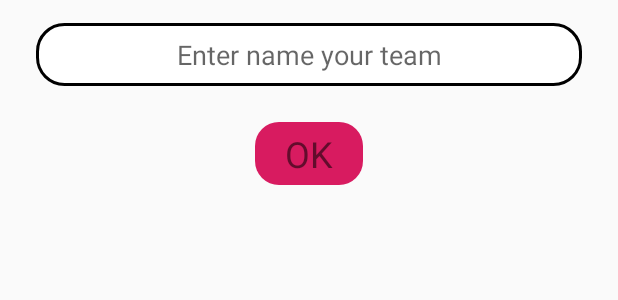
After one commit to INickermanl/Alias, an Android app: the layout dialog_change_team_name.xml on its own in the app's theme, with its tools: preview values and no code run, on a phone screen of 412 x 824 dp. The commit adds this screen. Shown: the top 300 px of the screen. Run offline under Robolectric (Android 15) with nearby library versions, the phone set to English and light mode, and no system bars.

Commit message:
add team dialog

```diff
--- a/app/src/main/java/com/nickrman/alias/data/models/TeamItem.java
+++ b/app/src/main/java/com/nickrman/alias/data/models/TeamItem.java
@@ -3,12 +3,13 @@ package com.nickrman.alias.data.models;
 public class TeamItem {
     private int imageTeam;
     private String nameTeam;
-    private int scoreTeam = 0;
+    private int scoreTeam ;
 
 
     public TeamItem(int imageTeam, String nameTeam) {
         this.imageTeam = imageTeam;
         this.nameTeam = nameTeam;
+        this.scoreTeam = 0;
     }
 
     public TeamItem() {
--- a/app/src/main/java/com/nickrman/alias/screens/setting/AvatarTeamAdapter.java
+++ b/app/src/main/java/com/nickrman/alias/screens/setting/AvatarTeamAdapter.java
@@ -38,14 +38,14 @@ public class AvatarTeamAdapter extends RecyclerView.Adapter<AvatarTeamAdapter.Vi
 
         TeamAvatarItem item = teamAvatarItemList.get(position);
 
-        if(item.isBackground()){
+        if(item.isBackground() == true){
             holder.container.setBackgroundColor(App.getInstance().getResources().getColor(R.color.colorWhite));
         }else{
             holder.container.setBackgroundColor(App.getInstance().getResources().getColor(R.color.colorBackgroundAvatar));
         }
         Picasso.get()
                 .load(item.getAvatar())
-                .resize(64, 64)
+                .resize(124, 124)
                 .into(holder.circleImageView);
 
 
--- a/app/src/main/java/com/nickrman/alias/screens/setting/SelectAvatarCallback.java
+++ b/app/src/main/java/com/nickrman/alias/screens/setting/SelectAvatarCallback.java
@@ -4,4 +4,5 @@ import com.nickrman.alias.data.models.TeamAvatarItem;
 
 public interface SelectAvatarCallback {
     void selectAvatarCallback(TeamAvatarItem item, int position, Runnable runnable);
+
 }
--- /dev/null
+++ b/app/src/main/res/drawable/bg_et_dctn.xml
@@ -0,0 +1,9 @@
+<?xml version="1.0" encoding="utf-8"?>
+<shape xmlns:android="http://schemas.android.com/apk/res/android"
+    android:shape="rectangle">
+    <corners android:radius="18dp" />
+    <solid android:color="@color/colorWhite" />
+    <stroke
+        android:width="2dp"
+        android:color="@color/colorBlack" />
+</shape>
--- /dev/null
+++ b/app/src/main/res/layout/dialog_change_team_name.xml
@@ -0,0 +1,44 @@
+<?xml version="1.0" encoding="utf-8"?>
+<android.support.constraint.ConstraintLayout xmlns:android="http://schemas.android.com/apk/res/android"
+    xmlns:app="http://schemas.android.com/apk/res-auto"
+    android:layout_width="match_parent"
+    android:layout_height="wrap_content">
+
+    <android.support.v7.widget.AppCompatEditText
+        android:id="@+id/team_name_et_dialog_change_team_name"
+        android:layout_width="0dp"
+        android:layout_height="42dp"
+        android:gravity="center"
+        android:maxEms="5"
+        android:hint="Enter name your team"
+        android:background="@drawable/bg_et_dctn"
+        android:layout_marginEnd="24dp"
+        android:layout_marginTop="15dp"
+        android:layout_marginStart="24dp"
+        android:maxLines="1"
+        android:maxLength="18"
+        app:layout_constraintEnd_toEndOf="parent"
+        app:layout_constraintStart_toStartOf="parent"
+        app:layout_constraintTop_toTopOf="parent" />
+
+    <FrameLayout
+        android:layout_marginTop="24dp"
+        android:id="@+id/ok_button_dialog_change_team_name"
+        android:layout_width="wrap_content"
+        android:layout_height="wrap_content"
+        android:layout_marginBottom="12dp"
+        android:background="@drawable/button"
+        app:layout_constraintBottom_toBottomOf="parent"
+        app:layout_constraintEnd_toEndOf="parent"
+        app:layout_constraintStart_toStartOf="parent"
+        app:layout_constraintTop_toBottomOf="@+id/team_name_et_dialog_change_team_name">
+
+        <TextView
+            android:layout_width="72dp"
+            android:layout_height="42dp"
+            android:gravity="center"
+            android:text="@string/ok"
+            android:textSize="24dp" />
+    </FrameLayout>
+
+</android.support.constraint.ConstraintLayout>
--- a/app/src/main/res/values/strings.xml
+++ b/app/src/main/res/values/strings.xml
@@ -28,4 +28,5 @@
         определяют номера слов на карточках,
         ставят песочные часы и в течение минуты пытаются понять друг друга.
         Сколько успели отгадать — столько очков достанется.</string>
+    <string name="ok">OK</string>
 </resources>
```
Also changed, not shown: app/src/main/java/com/nickrman/alias/screens/setting/SettingView.java (+76 -19 lines), app/src/main/java/com/nickrman/alias/screens/setting/SettingsContract.java (+19 -2 lines), app/src/main/java/com/nickrman/alias/screens/setting/SettingsPresenter.java (+34 -16 lines), app/src/main/res/layout/dialog_base_change_team_name.xml (added, +17 -0 lines), app/src/main/res/layout/item_avatar_team.xml (+8 -7 lines).
